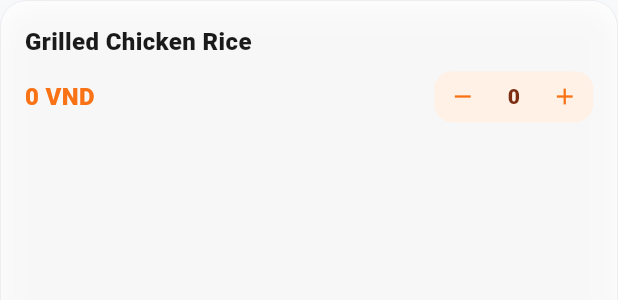
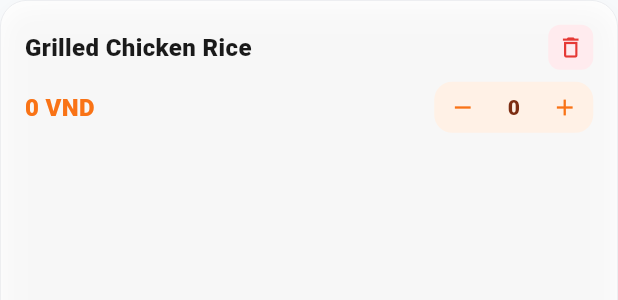
Before and after one commit to kdquach/unilife-app, a Flutter app: the _CartItemRow widget shown alone on an empty page, opened directly with empty values, on a phone screen of 412 x 824 dp. Shown: the top 300 px of the screen. Run offline on Flutter 3.47's test engine with Material 3 defaults, Android fonts, the phone set to English and light mode, and no system bars; our stand-ins replace flutter_riverpod, image_picker, permission_handler, qr_flutter, shared_preferences, socket_io_client; accounts and stored records are empty; network calls fail.

Commit message:
update(cart): remove item my cart

```diff
--- a/lib/screens/cart/cart_screen.dart
+++ b/lib/screens/cart/cart_screen.dart
@@ -631,7 +631,11 @@ class _CartItemRowState extends ConsumerState<_CartItemRow> {
               child: Column(
                 crossAxisAlignment: CrossAxisAlignment.start,
                 children: [
-                  Text(
+                  Row(
+                    mainAxisAlignment: MainAxisAlignment.spaceBetween,
+                    children: [
+                      Expanded(
+                        child: Text(
                           title,
                           style: TextStyle(
                             fontWeight: FontWeight.w900,
@@ -639,6 +643,49 @@ class _CartItemRowState extends ConsumerState<_CartItemRow> {
                             color: isInvalid ? Colors.grey : const Color(0xFF1A1A1A),
                             decoration: isInvalid ? TextDecoration.lineThrough : null,
                           ),
+                        ),
+                      ),
+                      InkWell(
+                        onTap: () async {
+                          final shouldDelete = await showDialog<bool>(
+                            context: context,
+                            builder: (context) => _ConfirmDialog(
+                              title: 'Remove Item',
+                              message: 'Are you sure you want to remove this item from your cart?',
+                            ),
+                          );
+                          if (shouldDelete == true && mounted) {
+                            final messenger = ScaffoldMessenger.of(context);
+                            try {
+                              await ref
+                                  .read(cartProvider.notifier)
+                                  .removeItem(item.cartItemId);
+                            } catch (e) {
+                              final errorMessage = e is ApiException
+                                  ? e.message
+                                  : e.toString().replaceAll('Exception: ', '');
+                              messenger.showSnackBar(SnackBar(
+                                content: Text(errorMessage),
+                                backgroundColor: Colors.red,
+                              ));
+                            }
+                          }
+                        },
+                        borderRadius: BorderRadius.circular(8),
+                        child: Container(
+                          padding: const EdgeInsets.all(6),
+                          decoration: BoxDecoration(
+                            color: Colors.red.shade50,
+                            borderRadius: BorderRadius.circular(8),
+                          ),
+                          child: Icon(
+                            Icons.delete_outline,
+                            size: 18,
+                            color: Colors.red.shade600,
+                          ),
+                        ),
+                      ),
+                    ],
                   ),
                   if (isInvalid && item.reason != null) ...[
                     const SizedBox(height: 6),
```
Lines whose indentation alone changed are shown as unchanged.
